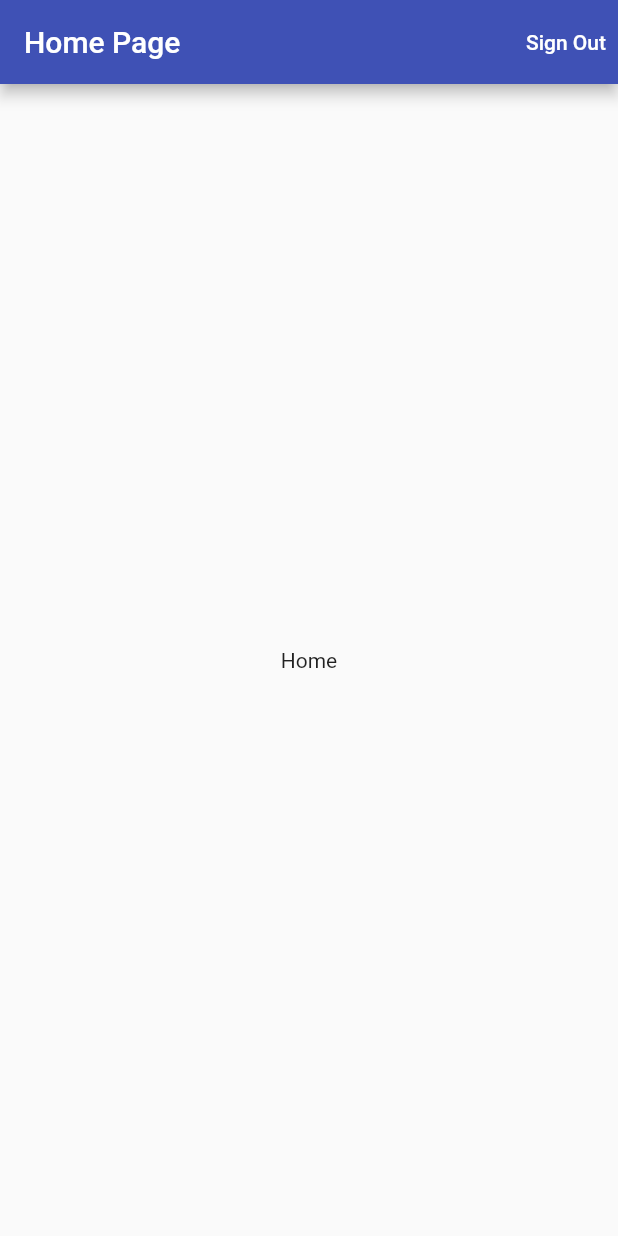
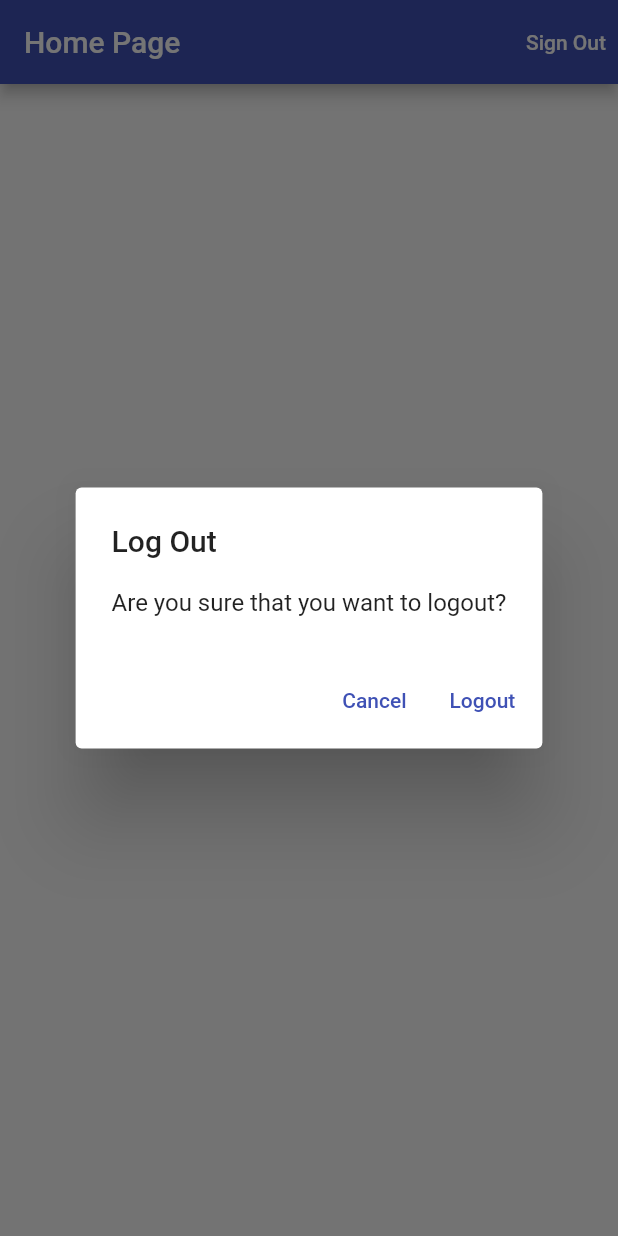
Before and after one commit to its-me-mahmud/time_tracker, a Flutter app: the screen it shows once a user with an empty profile is signed in, after a tap on "Sign Out", on a phone screen of 412 x 824 dp. Run offline on Flutter 3.47's test engine with Material 2 defaults, Android fonts, the phone set to English and light mode, and no system bars; our stand-ins replace firebase_auth, firebase_core, google_sign_in; missing offline and left inert: flutter_login_facebook; accounts and stored records are empty.

Commit message:
added alert-dialog

```diff
--- a/lib/pages/home_page.dart
+++ b/lib/pages/home_page.dart
@@ -1,5 +1,6 @@
 import 'package:flutter/material.dart';
 import 'package:time_tracker/services/auth_service.dart';
+import 'package:time_tracker/widgets/show_alert_dialog.dart';
 
 class HomePage extends StatelessWidget {
   const HomePage({required this.auth});
@@ -14,6 +15,17 @@ class HomePage extends StatelessWidget {
     }
   }
 
+  Future<void> _confirmSignOut(BuildContext context) async {
+    final didRequestSignOut = await showAlertDialog(
+      context: context,
+      title: 'Log Out',
+      content: 'Are you sure that you want to logout?',
+      cancelActionText: 'Cancel',
+      defaultActionText: 'Logout',
+    );
+    if (didRequestSignOut == true) await _signOut();
+  }
+
   @override
   Widget build(BuildContext context) {
     return Scaffold(
@@ -21,7 +33,7 @@ class HomePage extends StatelessWidget {
         title: const Text('Home Page'),
         actions: [
           TextButton(
-            onPressed: _signOut,
+            onPressed: () => _confirmSignOut(context),
             child: const Text(
               'Sign Out',
               style: TextStyle(color: Colors.white),
--- /dev/null
+++ b/lib/widgets/show_alert_dialog.dart
@@ -0,0 +1,55 @@
+import 'dart:io';
+
+import 'package:flutter/cupertino.dart';
+import 'package:flutter/material.dart';
+
+Future<bool?> showAlertDialog({
+  required BuildContext context,
+  required String title,
+  required String content,
+  String? cancelActionText,
+  required String defaultActionText,
+}) {
+  if (!Platform.isIOS) {
+    return showDialog(
+      context: context,
+      builder: (context) {
+        return AlertDialog(
+          title: Text(title),
+          content: Text(content),
+          actions: [
+            if (cancelActionText != null)
+              TextButton(
+                onPressed: () => Navigator.pop(context, false),
+                child: Text(cancelActionText),
+              ),
+            TextButton(
+              onPressed: () => Navigator.pop(context, true),
+              child: Text(defaultActionText),
+            ),
+          ],
+        );
+      },
+    );
+  }
+  return showCupertinoDialog(
+    context: context,
+    builder: (context) {
+      return CupertinoAlertDialog(
+        title: Text(title),
+        content: Text(content),
+        actions: [
+          if (cancelActionText != null)
+            CupertinoDialogAction(
+              onPressed: () => Navigator.pop(context, false),
+              child: Text(cancelActionText),
+            ),
+          CupertinoDialogAction(
+            onPressed: () => Navigator.pop(context, true),
+            child: Text(defaultActionText),
+          ),
+        ],
+      );
+    },
+  );
+}
```
Also changed, not shown: lib/pages/sign_in_page/widgets/email_sign_in_form.dart (+7 -1 lines), 2 other files.
